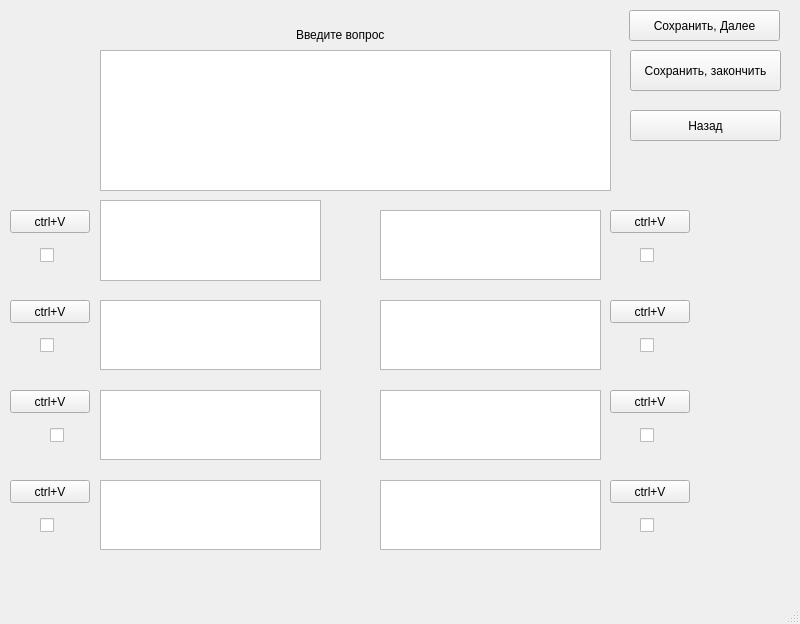
Before: the Qt Designer form ui/add_question.ui in Sandsto/Exam_desktopapp, drawn with Qt 5.
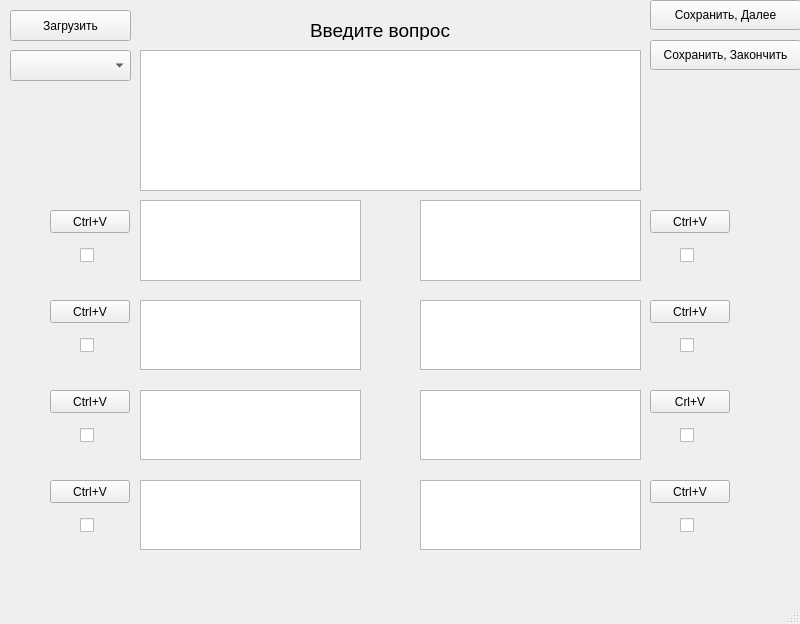
After: the same form once the commit is applied.

```diff
--- a/ui/add_question.ui
+++ b/ui/add_question.ui
@@ -23,97 +23,142 @@
    <widget class="QPlainTextEdit" name="plainTextEdit">
     <property name="geometry">
      <rect>
-      <x>100</x>
+      <x>140</x>
       <y>200</y>
       <width>221</width>
       <height>81</height>
      </rect>
     </property>
+    <property name="font">
+     <font>
+      <pointsize>14</pointsize>
+     </font>
+    </property>
    </widget>
    <widget class="QPlainTextEdit" name="plainTextEdit_2">
     <property name="geometry">
      <rect>
-      <x>100</x>
+      <x>140</x>
       <y>300</y>
       <width>221</width>
       <height>70</height>
      </rect>
     </property>
+    <property name="font">
+     <font>
+      <pointsize>14</pointsize>
+     </font>
+    </property>
    </widget>
    <widget class="QPlainTextEdit" name="plainTextEdit_3">
     <property name="geometry">
      <rect>
-      <x>100</x>
+      <x>140</x>
       <y>390</y>
       <width>221</width>
       <height>70</height>
      </rect>
     </property>
+    <property name="font">
+     <font>
+      <pointsize>14</pointsize>
+     </font>
+    </property>
    </widget>
    <widget class="QPlainTextEdit" name="plainTextEdit_4">
     <property name="geometry">
      <rect>
-      <x>100</x>
+      <x>140</x>
       <y>480</y>
       <width>221</width>
       <height>70</height>
      </rect>
     </property>
+    <property name="font">
+     <font>
+      <pointsize>14</pointsize>
+     </font>
+    </property>
    </widget>
    <widget class="QPlainTextEdit" name="plainTextEdit_5">
     <property name="geometry">
      <rect>
-      <x>380</x>
-      <y>210</y>
+      <x>420</x>
+      <y>200</y>
       <width>221</width>
-      <height>70</height>
+      <height>81</height>
      </rect>
     </property>
+    <property name="font">
+     <font>
+      <pointsize>14</pointsize>
+     </font>
+    </property>
    </widget>
    <widget class="QPlainTextEdit" name="plainTextEdit_6">
     <property name="geometry">
      <rect>
-      <x>380</x>
+      <x>420</x>
       <y>300</y>
       <width>221</width>
       <height>70</height>
      </rect>
     </property>
+    <property name="font">
+     <font>
+      <pointsize>14</pointsize>
+     </font>
+    </property>
    </widget>
    <widget class="QPlainTextEdit" name="plainTextEdit_7">
     <property name="geometry">
      <rect>
-      <x>380</x>
+      <x>420</x>
       <y>390</y>
       <width>221</width>
       <height>70</height>
      </rect>
     </property>
+    <property name="font">
+     <font>
+      <pointsize>14</pointsize>
+     </font>
+    </property>
    </widget>
    <widget class="QPlainTextEdit" name="plainTextEdit_8">
     <property name="geometry">
      <rect>
-      <x>380</x>
+      <x>420</x>
       <y>480</y>
       <width>221</width>
       <height>70</height>
      </rect>
     </property>
+    <property name="font">
+     <font>
+      <pointsize>14</pointsize>
+     </font>
+    </property>
    </widget>
    <widget class="QPlainTextEdit" name="plainTextEdit_9">
     <property name="geometry">
      <rect>
-      <x>100</x>
+      <x>140</x>
       <y>50</y>
-      <width>511</width>
+      <width>501</width>
       <height>141</height>
      </rect>
     </property>
+    <property name="font">
+     <font>
+      <pointsize>14</pointsize>
+     </font>
+    </property>
    </widget>
    <widget class="QCheckBox" name="checkBox">
     <property name="geometry">
      <rect>
-      <x>40</x>
+      <x>80</x>
       <y>240</y>
       <width>31</width>
       <height>31</height>
@@ -126,33 +171,33 @@
    <widget class="QPushButton" name="pushButton">
     <property name="geometry">
      <rect>
-      <x>10</x>
+      <x>50</x>
       <y>210</y>
       <width>80</width>
       <height>23</height>
      </rect>
     </property>
     <property name="text">
-     <string>ctrl+V</string>
+     <string>Ctrl+V</string>
     </property>
    </widget>
    <widget class="QPushButton" name="pushButton_2">
     <property name="geometry">
      <rect>
-      <x>10</x>
+      <x>50</x>
       <y>300</y>
       <width>80</width>
       <height>23</height>
      </rect>
     </property>
     <property name="text">
-     <string>ctrl+V</string>
+     <string>Ctrl+V</string>
     </property>
    </widget>
    <widget class="QCheckBox" name="checkBox_2">
     <property name="geometry">
      <rect>
-      <x>40</x>
+      <x>80</x>
       <y>330</y>
       <width>31</width>
       <height>31</height>
@@ -165,25 +210,28 @@
    <widget class="QPushButton" name="pushButton_3">
     <property name="geometry">
      <rect>
-      <x>10</x>
+      <x>50</x>
       <y>390</y>
       <width>80</width>
       <height>23</height>
      </rect>
     </property>
     <property name="text">
-     <string>ctrl+V</string>
+     <string>Ctrl+V</string>
     </property>
    </widget>
    <widget class="QCheckBox" name="checkBox_3">
     <property name="geometry">
      <rect>
-      <x>50</x>
+      <x>80</x>
       <y>420</y>
       <width>31</width>
       <height>31</height>
      </rect>
     </property>
+    <property name="layoutDirection">
+     <enum>Qt::LeftToRight</enum>
+    </property>
     <property name="text">
      <string/>
     </property>
@@ -191,25 +239,28 @@
    <widget class="QPushButton" name="pushButton_4">
     <property name="geometry">
      <rect>
-      <x>10</x>
+      <x>50</x>
       <y>480</y>
       <width>80</width>
       <height>23</height>
      </rect>
     </property>
     <property name="text">
-     <string>ctrl+V</string>
+     <string>Ctrl+V</string>
     </property>
    </widget>
    <widget class="QCheckBox" name="checkBox_4">
     <property name="geometry">
      <rect>
-      <x>40</x>
+      <x>80</x>
       <y>510</y>
       <width>31</width>
       <height>31</height>
      </rect>
     </property>
+    <property name="layoutDirection">
+     <enum>Qt::LeftToRight</enum>
+    </property>
     <property name="text">
      <string/>
     </property>
@@ -217,20 +268,20 @@
    <widget class="QPushButton" name="pushButton_5">
     <property name="geometry">
      <rect>
-      <x>610</x>
+      <x>650</x>
       <y>210</y>
       <width>80</width>
       <height>23</height>
      </rect>
     </property>
     <property name="text">
-     <string>ctrl+V</string>
+     <string>Ctrl+V</string>
     </property>
    </widget>
    <widget class="QCheckBox" name="checkBox_5">
     <property name="geometry">
      <rect>
-      <x>640</x>
+      <x>680</x>
       <y>240</y>
       <width>31</width>
       <height>31</height>
@@ -243,20 +294,20 @@
    <widget class="QPushButton" name="pushButton_6">
     <property name="geometry">
      <rect>
-      <x>610</x>
+      <x>650</x>
       <y>300</y>
       <width>80</width>
       <height>23</height>
      </rect>
     </property>
     <property name="text">
-     <string>ctrl+V</string>
+     <string>Ctrl+V</string>
     </property>
    </widget>
    <widget class="QCheckBox" name="checkBox_6">
     <property name="geometry">
      <rect>
-      <x>640</x>
+      <x>680</x>
       <y>330</y>
       <width>31</width>
       <height>31</height>
@@ -269,20 +320,20 @@
    <widget class="QPushButton" name="pushButton_7">
     <property name="geometry">
      <rect>
-      <x>610</x>
+      <x>650</x>
       <y>390</y>
       <width>80</width>
       <height>23</height>
      </rect>
     </property>
     <property name="text">
-     <string>ctrl+V</string>
+     <string>Crl+V</string>
     </property>
    </widget>
    <widget class="QCheckBox" name="checkBox_7">
     <property name="geometry">
      <rect>
-      <x>640</x>
+      <x>680</x>
       <y>420</y>
       <width>31</width>
       <height>31</height>
@@ -295,20 +346,20 @@
    <widget class="QPushButton" name="pushButton_8">
     <property name="geometry">
      <rect>
-      <x>610</x>
+      <x>650</x>
       <y>480</y>
       <width>80</width>
       <height>23</height>
      </rect>
     </property>
     <property name="text">
-     <string>ctrl+V</string>
+     <string>Ctrl+V</string>
     </property>
    </widget>
    <widget class="QCheckBox" name="checkBox_8">
     <property name="geometry">
      <rect>
-      <x>640</x>
+      <x>680</x>
       <y>510</y>
       <width>31</width>
       <height>31</height>
@@ -321,10 +372,10 @@
    <widget class="QPushButton" name="pushButton_9">
     <property name="geometry">
      <rect>
-      <x>629</x>
-      <y>10</y>
+      <x>650</x>
+      <y>0</y>
       <width>151</width>
-      <height>31</height>
+      <height>30</height>
      </rect>
     </property>
     <property name="text">
@@ -334,42 +385,60 @@
    <widget class="QPushButton" name="pushButton_10">
     <property name="geometry">
      <rect>
-      <x>630</x>
-      <y>50</y>
+      <x>650</x>
+      <y>40</y>
       <width>151</width>
-      <height>41</height>
+      <height>30</height>
      </rect>
     </property>
     <property name="text">
-     <string>Сохранить, закончить</string>
+     <string>Сохранить, Закончить</string>
     </property>
    </widget>
    <widget class="QPushButton" name="pushButton_11">
     <property name="geometry">
      <rect>
-      <x>630</x>
-      <y>110</y>
-      <width>151</width>
+      <x>10</x>
+      <y>10</y>
+      <width>121</width>
       <height>31</height>
      </rect>
     </property>
     <property name="text">
-     <string>Назад</string>
+     <string>Загрузить</string>
     </property>
    </widget>
    <widget class="QLabel" name="label">
     <property name="geometry">
      <rect>
-      <x>296</x>
-      <y>25</y>
+      <x>310</x>
+      <y>20</y>
       <width>191</width>
       <height>20</height>
      </rect>
     </property>
+    <property name="font">
+     <font>
+      <pointsize>14</pointsize>
+     </font>
+    </property>
     <property name="text">
      <string>Введите вопрос</string>
     </property>
    </widget>
+   <widget class="QComboBox" name="comboBox">
+    <property name="geometry">
+     <rect>
+      <x>10</x>
+      <y>50</y>
+      <width>121</width>
+      <height>31</height>
+     </rect>
+    </property>
+    <property name="placeholderText">
+     <string/>
+    </property>
+   </widget>
   </widget>
   <widget class="QMenuBar" name="menubar">
    <property name="geometry">
```
